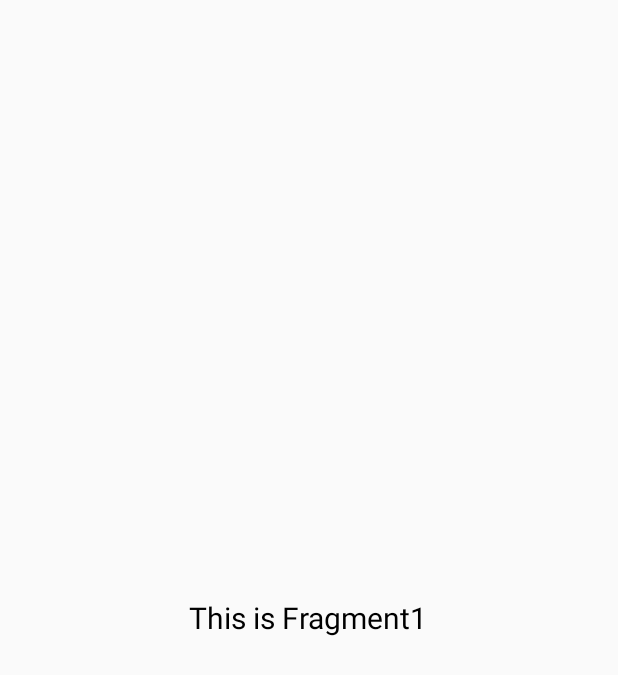
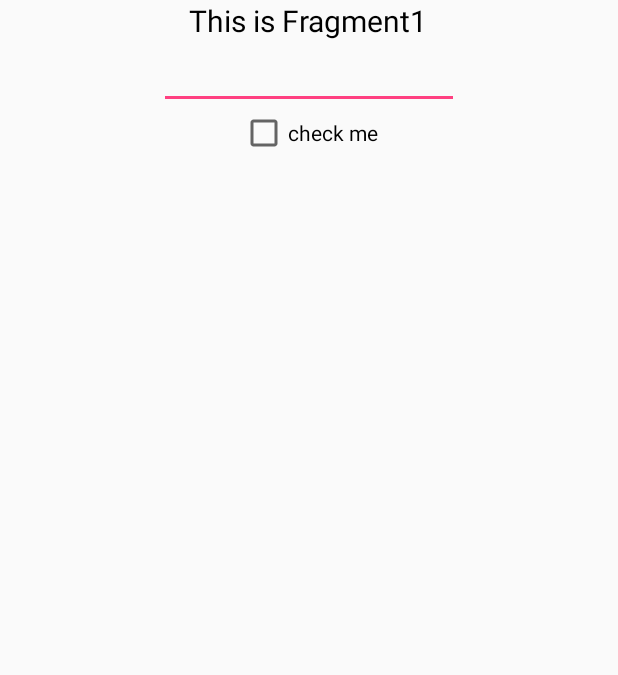
Before and after one commit to zxjzerg/AndroidDemos, an Android app: the layout fragment_1.xml on its own in the app's theme, with its tools: preview values and no code run, on a phone screen of 412 x 824 dp. Shown: the top 675 px of the screen. Run offline under Robolectric (Android 15) with nearby library versions, the light colour scheme and no system bars.

Commit message:
修改FragmentDemo；

```diff
--- a/FragmentDemo/app/src/main/res/layout/fragment_1.xml
+++ b/FragmentDemo/app/src/main/res/layout/fragment_1.xml
@@ -1,5 +1,5 @@
 <?xml version="1.0" encoding="utf-8"?>
-<RelativeLayout xmlns:android="http://schemas.android.com/apk/res/android"
+<LinearLayout xmlns:android="http://schemas.android.com/apk/res/android"
     android:layout_width="match_parent"
     android:layout_height="match_parent"
     android:orientation="vertical">
@@ -7,8 +7,19 @@
     <TextView
         android:layout_width="wrap_content"
         android:layout_height="wrap_content"
-        android:layout_centerInParent="true"
+        android:layout_gravity="center_horizontal"
         android:text="This is Fragment1"
         android:textColor="@android:color/black"
         android:textSize="20sp" />
-</RelativeLayout>
+
+    <EditText
+        android:layout_width="200dp"
+        android:layout_height="wrap_content"
+        android:layout_gravity="center_horizontal" />
+
+    <CheckBox
+        android:layout_width="wrap_content"
+        android:layout_height="wrap_content"
+        android:layout_gravity="center_horizontal"
+        android:text="check me" />
+</LinearLayout>
```
Also changed, not shown: FragmentDemo/app/src/main/java/com/zxjdev/github/demo/FirstActivity.java (+114 -1 lines), FragmentDemo/app/src/main/res/layout/fragment_2.xml (+14 -3 lines).
